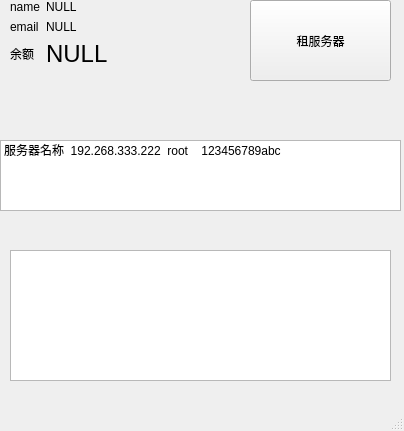
orange2c/vultrtool, file vultrTool/pageinformation.ui: the form before one commit.
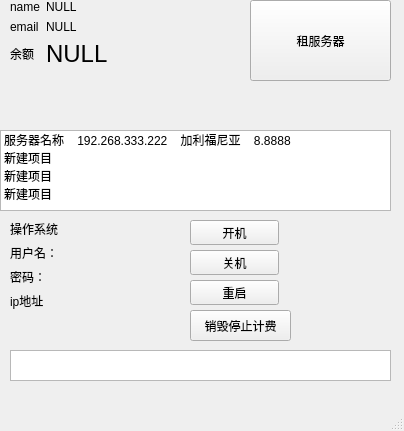
The form after the commit.

Patch:
```diff
--- a/vultrTool/pageinformation.ui
+++ b/vultrTool/pageinformation.ui
@@ -77,9 +77,9 @@
     <property name="geometry">
      <rect>
       <x>10</x>
-      <y>250</y>
+      <y>350</y>
       <width>381</width>
-      <height>131</height>
+      <height>31</height>
      </rect>
     </property>
     <property name="readOnly">
@@ -103,16 +103,123 @@
     <property name="geometry">
      <rect>
       <x>0</x>
-      <y>140</y>
-      <width>401</width>
-      <height>71</height>
+      <y>130</y>
+      <width>391</width>
+      <height>81</height>
      </rect>
     </property>
     <item>
      <property name="text">
-      <string>服务器名称  192.268.333.222  root    123456789abc</string>
+      <string>服务器名称    192.268.333.222    加利福尼亚    8.8888</string>
      </property>
     </item>
+    <item>
+     <property name="text">
+      <string>新建项目</string>
+     </property>
+    </item>
+    <item>
+     <property name="text">
+      <string>新建项目</string>
+     </property>
+    </item>
+    <item>
+     <property name="text">
+      <string>新建项目</string>
+     </property>
+    </item>
+   </widget>
+   <widget class="QWidget" name="formLayoutWidget_2">
+    <property name="geometry">
+     <rect>
+      <x>10</x>
+      <y>220</y>
+      <width>160</width>
+      <height>112</height>
+     </rect>
+    </property>
+    <layout class="QFormLayout" name="formLayout_2">
+     <item row="1" column="0">
+      <widget class="QLabel" name="label_1">
+       <property name="text">
+        <string>用户名：</string>
+       </property>
+      </widget>
+     </item>
+     <item row="2" column="0">
+      <widget class="QLabel" name="label_2">
+       <property name="text">
+        <string>密码：</string>
+       </property>
+      </widget>
+     </item>
+     <item row="3" column="0">
+      <widget class="QLabel" name="label_7">
+       <property name="text">
+        <string>ip地址</string>
+       </property>
+      </widget>
+     </item>
+     <item row="0" column="0">
+      <widget class="QLabel" name="label_6">
+       <property name="text">
+        <string>操作系统</string>
+       </property>
+      </widget>
+     </item>
+    </layout>
+   </widget>
+   <widget class="QPushButton" name="pushButton">
+    <property name="geometry">
+     <rect>
+      <x>190</x>
+      <y>220</y>
+      <width>89</width>
+      <height>25</height>
+     </rect>
+    </property>
+    <property name="text">
+     <string>开机</string>
+    </property>
+   </widget>
+   <widget class="QPushButton" name="pushButton_2">
+    <property name="geometry">
+     <rect>
+      <x>190</x>
+      <y>250</y>
+      <width>89</width>
+      <height>25</height>
+     </rect>
+    </property>
+    <property name="text">
+     <string>关机</string>
+    </property>
+   </widget>
+   <widget class="QPushButton" name="pushButton_3">
+    <property name="geometry">
+     <rect>
+      <x>190</x>
+      <y>280</y>
+      <width>89</width>
+      <height>25</height>
+     </rect>
+    </property>
+    <property name="text">
+     <string>重启</string>
+    </property>
+   </widget>
+   <widget class="QPushButton" name="pushButton_4">
+    <property name="geometry">
+     <rect>
+      <x>190</x>
+      <y>310</y>
+      <width>101</width>
+      <height>31</height>
+     </rect>
+    </property>
+    <property name="text">
+     <string>销毁停止计费</string>
+    </property>
    </widget>
   </widget>
   <widget class="QMenuBar" name="menubar">
```
